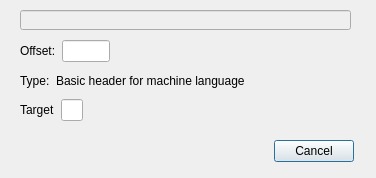
Before: the Qt Designer form src/gui/file/prg_loader.ui in ProgrammierPatrick/c64pp, drawn with Qt 5.
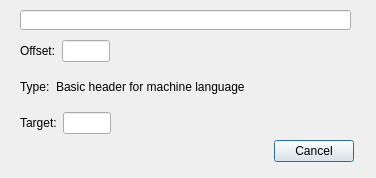
After: the same form once the commit is applied.

```diff
--- a/src/gui/file/prg_loader.ui
+++ b/src/gui/file/prg_loader.ui
@@ -31,7 +31,7 @@
   </widget>
   <widget class="QLineEdit" name="filePath">
    <property name="enabled">
-    <bool>false</bool>
+    <bool>true</bool>
    </property>
    <property name="geometry">
     <rect>
@@ -41,6 +41,9 @@
      <height>20</height>
     </rect>
    </property>
+   <property name="readOnly">
+    <bool>true</bool>
+   </property>
   </widget>
   <widget class="QWidget" name="verticalLayoutWidget">
    <property name="geometry">
@@ -48,7 +51,7 @@
      <x>20</x>
      <y>40</y>
      <width>331</width>
-     <height>81</height>
+     <height>94</height>
     </rect>
    </property>
    <layout class="QVBoxLayout" name="verticalLayout">
@@ -125,7 +128,7 @@
       <item>
        <widget class="QLabel" name="target">
         <property name="text">
-         <string>Target</string>
+         <string>Target:</string>
         </property>
        </widget>
       </item>
@@ -143,7 +146,7 @@
         </property>
         <property name="sizeHint" stdset="0">
          <size>
-          <width>500</width>
+          <width>300</width>
           <height>20</height>
          </size>
         </property>
```
